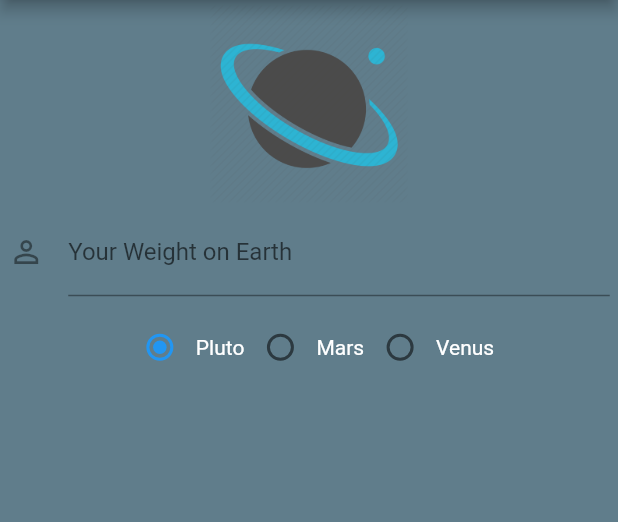
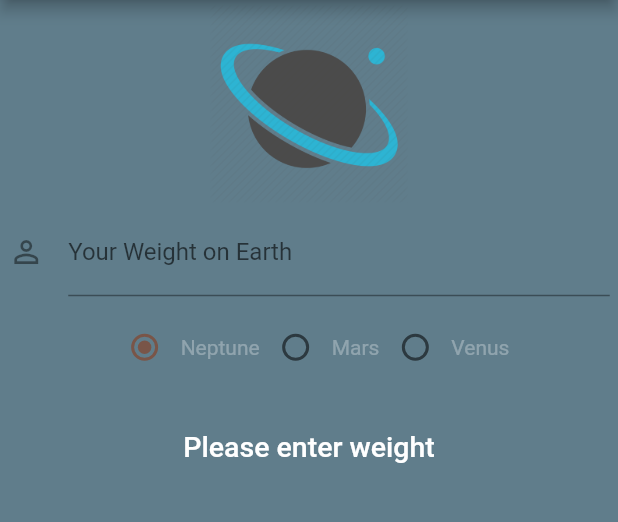
Before and after one commit to sandeepmaharjan55/weightonplanetx, a Flutter app: the screen it shows after launch, on a phone screen of 412 x 824 dp, the part 84-606 px from its top. Run offline on Flutter 3.47's test engine with Material 2 defaults, Android fonts, the phone set to English and light mode, and no system bars.

Commit message:
info added

```diff
--- a/lib/ui/home.dart
+++ b/lib/ui/home.dart
@@ -6,11 +6,35 @@ class Home extends StatefulWidget {
 }
 
 class _HomeState extends State<Home> {
+  final TextEditingController _weightController = new TextEditingController();
   int radioValue = 0;
+  double _finalResult = 0.0;
+  String _formattedText = "";
   void handleRadioValueChanged(int value) {
     setState(() {
       radioValue = value;
-      print(radioValue);
+      // print(radioValue);
+      switch (radioValue) {
+        case 0:
+          _finalResult = calculateWeight(_weightController.text, 1.12);
+          _formattedText =
+              "Your Weight on Neptune is ${_finalResult.toStringAsFixed(1)}";
+          // print(_finalResult);
+          break;
+        case 1:
+          _finalResult = calculateWeight(_weightController.text, 0.38);
+          // print(_finalResult);
+          _formattedText =
+              "Your Weight on Mars is ${_finalResult.toStringAsFixed(1)}";
+          break;
+        case 2:
+          _finalResult = calculateWeight(_weightController.text, 0.91);
+          // print(_finalResult);
+          _formattedText =
+              "Your Weight on Venus is ${_finalResult.toStringAsFixed(1)}";
+          break;
+        default:
+      }
     });
   }
 
@@ -39,11 +63,11 @@ class _HomeState extends State<Home> {
                 child: new Column(
                   children: [
                     new TextField(
-                      controller: null,
+                      controller: _weightController,
                       keyboardType: TextInputType.number,
                       decoration: new InputDecoration(
                           labelText: "Your Weight on Earth",
-                          hintText: "In Kg",
+                          hintText: "In Pound",
                           icon: new Icon(Icons.person_outline)),
                     ),
                     new Padding(
@@ -54,30 +78,44 @@ class _HomeState extends State<Home> {
                       mainAxisAlignment: MainAxisAlignment.center,
                       children: <Widget>[
                         new Radio<int>(
+                            activeColor: Colors.brown,
                             value: 0,
                             groupValue: radioValue,
                             onChanged: handleRadioValueChanged),
                         new Text(
-                          "Pluto",
-                          style: new TextStyle(color: Colors.white),
+                          "Neptune",
+                          style: new TextStyle(color: Colors.white30),
                         ),
                         new Radio<int>(
+                            activeColor: Colors.red,
                             value: 1,
                             groupValue: radioValue,
                             onChanged: handleRadioValueChanged),
                         new Text(
                           "Mars",
-                          style: new TextStyle(color: Colors.white),
+                          style: new TextStyle(color: Colors.white30),
                         ),
                         new Radio<int>(
+                            activeColor: Colors.orangeAccent,
                             value: 2,
                             groupValue: radioValue,
                             onChanged: handleRadioValueChanged),
                         new Text(
                           "Venus",
-                          style: new TextStyle(color: Colors.white),
+                          style: new TextStyle(color: Colors.white30),
                         ),
                       ],
+                    ),
+                    new Padding(padding: const EdgeInsets.all(15.6)),
+                    //result text area
+                    new Text(
+                      _weightController.text.isEmpty
+                          ? "Please enter weight"
+                          : "$_formattedText lbs",
+                      style: new TextStyle(
+                          color: Colors.white,
+                          fontSize: 19.0,
+                          fontWeight: FontWeight.w500),
                     )
                   ],
                 ),
@@ -92,4 +130,13 @@ class _HomeState extends State<Home> {
           ),
     );
   }
+
+  double calculateWeight(String weight, double multiplier) {
+    if (int.parse(weight).toString().isNotEmpty && int.parse(weight) > 0) {
+      return int.parse(weight) * multiplier;
+    } else {
+      print("wrong!!!");
+      return int.parse("180") * 0.38;
+    }
+  }
 }
```
